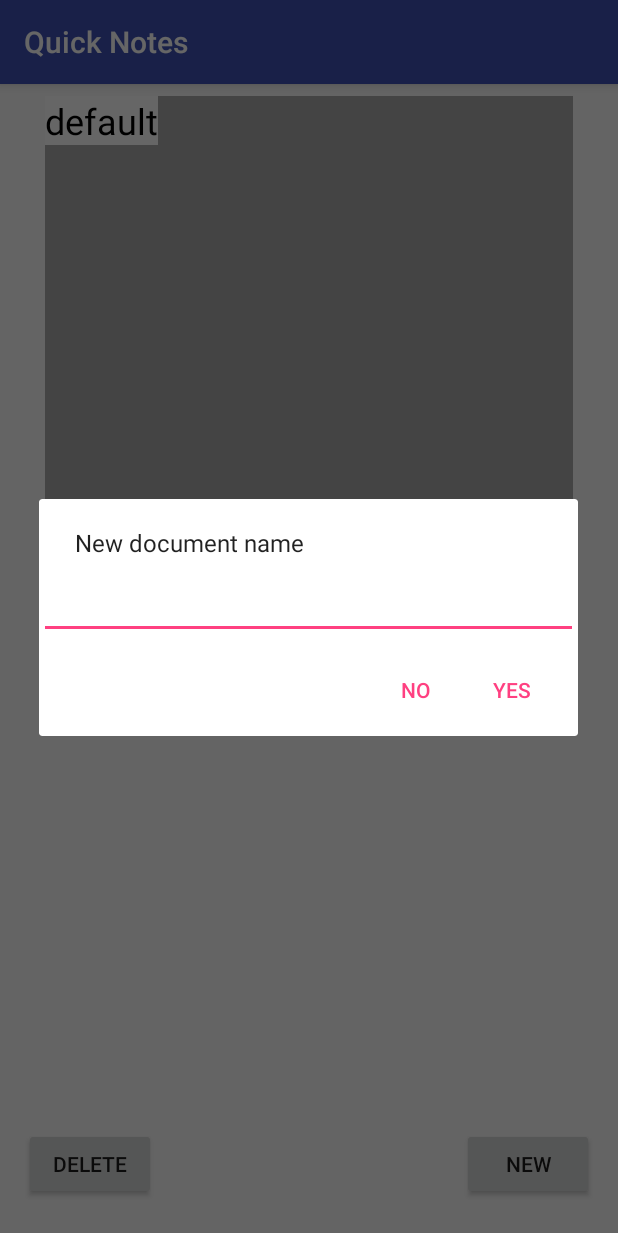
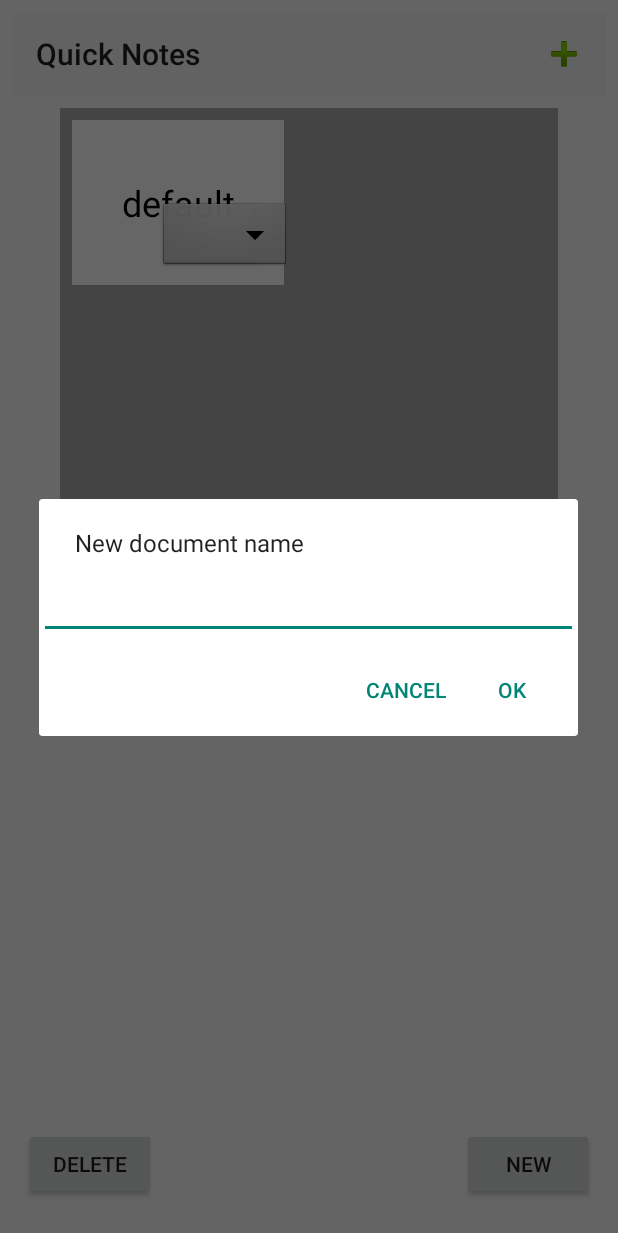
Before and after one commit to abrasabro/QuickNotes, an Android app: the screen it shows after launch (MenuActivity), after a tap on "NEW", on a phone screen of 412 x 824 dp. Shown: the top 1233 px of the screen. Run offline under Robolectric (Android 15) with nearby library versions, the phone set to English and light mode, and no system bars.

Commit message:
ui start

```diff
--- a/app/src/main/AndroidManifest.xml
+++ b/app/src/main/AndroidManifest.xml
@@ -8,7 +8,7 @@
         android:label="@string/app_name"
         android:roundIcon="@mipmap/ic_launcher_round"
         android:supportsRtl="true"
-        android:theme="@style/AppTheme">
+        android:theme="@style/Theme.AppCompat.Light.NoActionBar">
         <activity
             android:name=".MenuActivity"
             android:screenOrientation="portrait">
--- a/app/src/main/java/com/example/quicknotes/MenuActivity.java
+++ b/app/src/main/java/com/example/quicknotes/MenuActivity.java
@@ -5,13 +5,13 @@ import android.content.Context;
 import android.content.DialogInterface;
 import android.content.Intent;
 import android.content.SharedPreferences;
-import android.graphics.drawable.ColorDrawable;
 import android.support.v7.app.AlertDialog;
 import android.support.v7.app.AppCompatActivity;
 import android.os.Bundle;
-import android.util.AttributeSet;
-import android.util.Log;
+import android.support.v7.widget.Toolbar;
 import android.view.LayoutInflater;
+import android.view.Menu;
+import android.view.MenuItem;
 import android.view.View;
 import android.view.ViewGroup;
 import android.widget.BaseAdapter;
@@ -21,10 +21,13 @@ import android.widget.LinearLayout;
 import android.widget.TextView;
 import android.widget.Toast;
 
-import java.io.File;
+import org.json.JSONArray;
+
 import java.io.FileOutputStream;
 import java.util.ArrayList;
+import java.util.Collections;
 import java.util.HashSet;
+import java.util.List;
 import java.util.Set;
 
 import static android.view.View.FIND_VIEWS_WITH_CONTENT_DESCRIPTION;
@@ -40,13 +43,19 @@ public class MenuActivity extends AppCompatActivity {
     protected void onCreate(Bundle savedInstanceState) {
         super.onCreate(savedInstanceState);
         setContentView(R.layout.activity_menu);
+        Toolbar myToolbar = (Toolbar) findViewById(R.id.my_toolbar);
+        setSupportActionBar(myToolbar);
         mbDeleteMode = false;
         mSharedPref = getPreferences(Context.MODE_PRIVATE);
         mDocNamesSet = mSharedPref.getStringSet("filenames", new HashSet<String>());
         if(mDocNamesSet.isEmpty()) {
-            mDocNamesSet.add("default");
+            mDocNamesSet.add(getString(R.string.default_filename));
         }
-        String[] docNames = mDocNamesSet.toArray(new String[mDocNamesSet.size()]);
+        //put doc names in a List because Set is unordered
+        List<String> stringList = new ArrayList<String>();
+        stringList.addAll(mDocNamesSet);
+        Collections.sort(stringList);
+        String[] docNames = stringList.toArray(new String[stringList.size()]);
         mGridView = (GridView) findViewById(R.id.GridView);
         DocAdapter docAdapter = new DocAdapter(this, docNames);
         mGridView.setAdapter(docAdapter);
@@ -57,7 +66,7 @@ public class MenuActivity extends AppCompatActivity {
         private Context mContext;
         private LayoutInflater mInflater;
 
-        public DocAdapter(Context c, String[] filenames) {
+        DocAdapter(Context c, String[] filenames) {
             mContext = c;
             mDocs = filenames;
             mInflater = (LayoutInflater) mContext.getSystemService(Context.LAYOUT_INFLATER_SERVICE);
@@ -74,6 +83,7 @@ public class MenuActivity extends AppCompatActivity {
         public long getItemId(int position) {
             return 0;
         }
+
         public View getView(int position, View convertView, ViewGroup parent){
             if(convertView == null){
                 convertView = mInflater.inflate(R.layout.grid_square, parent, false);
@@ -83,72 +93,110 @@ public class MenuActivity extends AppCompatActivity {
         }
     }
 
-    public void TapGrid(View view){
+    public void tapGrid(View view){ //load the tapped document
         Intent intent = new Intent(this, TextActivity.class);
         intent.putExtra("docname", ((TextView) view.findViewById(R.id.filename)).getText().toString());
         startActivity(intent);
     }
 
-    public void AddDocument(View view){
-        ShowAlertDialogNew(view);
+    public void addDocument(final View view){
+        AlertDialog.Builder alertDialog = new AlertDialog.Builder(this);
+        alertDialog.setMessage(R.string.create_new_document);
 
+        final EditText input = new EditText(this);
+        LinearLayout.LayoutParams lp = new LinearLayout.LayoutParams(
+                LinearLayout.LayoutParams.MATCH_PARENT,
+                LinearLayout.LayoutParams.MATCH_PARENT);
+        input.setLayoutParams(lp);
+        alertDialog.setView(input);
+
+        alertDialog.setPositiveButton(R.string.ok,
+                new DialogInterface.OnClickListener() {
+                    public void onClick(DialogInterface dialog, int which) {
+                        String fileName = input.getText().toString();
+                        if(fileName.isEmpty())
+                            fileName = getString(R.string.default_filename);
+                        if(mDocNamesSet.contains(fileName)){//if there's a documen with the same name, append numbers to the end
+                            int c;
+                            for(c=1;mDocNamesSet.contains(fileName.concat(""+c));c++){
+                            }
+                            fileName = fileName.concat(""+c);
+                        }
+                        mDocNamesSet.add(fileName);
+                        SharedPreferences.Editor editor = mSharedPref.edit();
+                        editor.remove("filenames");//if I don't remove and commit first, it won't save to disk
+                        editor.commit();
+                        editor.putStringSet("filenames", mDocNamesSet);
+                        editor.commit();
+                        ((Activity)(findViewById(R.id.GridView)).getContext()).recreate();
+                    }
+                });
+
+        alertDialog.setNegativeButton(R.string.cancel,
+                new DialogInterface.OnClickListener() {
+                    public void onClick(DialogInterface dialog, int which) {
+                        dialog.cancel();
+                        ((Activity)(findViewById(R.id.GridView)).getContext()).recreate();
+                    }
+                });
+
+        alertDialog.show();
     }
 
-    public void Delete(View view){
+    public void delete(View view){
         View deleteButton = findViewById(R.id.deletebutton);
-        if(!mbDeleteMode) {
+        if(!mbDeleteMode) {//switch to delete mode
             ArrayList<View> views = new ArrayList<View>();
             mGridView.findViewsWithText(views, "gridmember", FIND_VIEWS_WITH_CONTENT_DESCRIPTION);
-            for (View c : views) {
+            for (View c : views) {//set the onclicklistener for all documents to open up a delete dialog
                 c.setOnClickListener(new View.OnClickListener() {
                     @Override
                     public void onClick(View view) {
-                        TapGridDelete(view);
+                        tapGridDelete(view);
                     }
                 });
             }
             deleteButton.setBackgroundColor(0x55FF0000);
-            deleteButton.invalidate();
+            deleteButton.invalidate();//force redrawing
             mbDeleteMode = true;
         }
-        else{
+        else{//switch out of delete mode
             ArrayList<View> views = new ArrayList<View>();
             mGridView.findViewsWithText(views, "gridmember", FIND_VIEWS_WITH_CONTENT_DESCRIPTION);
-            for (View c : views) {
+            for (View c : views) {//set the onclicklistener for all documents back to normal
                 c.setOnClickListener(new View.OnClickListener() {
                     @Override
                     public void onClick(View view) {
-                        TapGrid(view);
+                        tapGrid(view);
                     }
                 });
             }
             deleteButton.setBackgroundColor(0xD6D7D7);
-            deleteButton.invalidate();
+            deleteButton.invalidate();//force redrawing
             mbDeleteMode = false;
         }
     }
 
-    public void TapGridDelete(View view){
+    public void tapGridDelete(final View view){
         ArrayList<View> views = new ArrayList<View>();
         mGridView.findViewsWithText(views, "gridmember", FIND_VIEWS_WITH_CONTENT_DESCRIPTION);
-        for(View c : views){
+        for(View c : views){//set the onclicklistener for all documents back to normal
             c.setOnClickListener(new View.OnClickListener() {
                 @Override
                 public void onClick(View view) {
-                    TapGrid(view);
+                    tapGrid(view);
                 }
             });
         }
         findViewById(R.id.deletebutton).setBackgroundColor(0xD6D7D7);
-        showAlertDialogButtonClicked(view);
-    }
-    public void showAlertDialogButtonClicked(final View view) {
-        final String fileName = ((TextView) view.findViewById(R.id.filename)).getText().toString();
+        //get the filename associated with the button that was clicked
+        final String fileName = ((TextView) view).getText().toString();
         AlertDialog.Builder builder = new AlertDialog.Builder(this);
         builder.setMessage(getString(R.string.delete_confirmation, fileName));
         builder.setPositiveButton(R.string.ok, new DialogInterface.OnClickListener() {
-            public void onClick(DialogInterface dialog, int id) {
+            public void onClick(DialogInterface dialog, int which) {
                 FileOutputStream outputStream;
+                //empty the file then delete it
                 try{
                     outputStream = openFileOutput(fileName, Context.MODE_PRIVATE);
                     outputStream.write(0);
@@ -161,7 +209,7 @@ public class MenuActivity extends AppCompatActivity {
                 }
                 mDocNamesSet.remove(fileName);
                 SharedPreferences.Editor editor = mSharedPref.edit();
-                editor.remove("filenames");
+                editor.remove("filenames");//if I don't remove and commit first, it won't save to disk
                 editor.commit();
                 editor.putStringSet("filenames", mDocNamesSet);
                 editor.commit();
@@ -177,47 +225,25 @@ public class MenuActivity extends AppCompatActivity {
         dialog.show();
     }
 
-    private void ShowAlertDialogNew(final View view){
-        AlertDialog.Builder alertDialog = new AlertDialog.Builder(this);
-        alertDialog.setMessage("New document name");
+    @Override
+    public boolean onCreateOptionsMenu(Menu menu) {
+        getMenuInflater().inflate(R.menu.menu_main, menu);
+        return true;
+    }
 
-        final EditText input = new EditText(this);
-        LinearLayout.LayoutParams lp = new LinearLayout.LayoutParams(
-                LinearLayout.LayoutParams.MATCH_PARENT,
-                LinearLayout.LayoutParams.MATCH_PARENT);
-        input.setLayoutParams(lp);
-        alertDialog.setView(input);
+    @Override
+    public boolean onOptionsItemSelected(MenuItem item) {
+        switch (item.getItemId()) {
+            case R.id.action_new:
+                addDocument(null);
+                break;
+            default:
+                break;
+        }
+        return true;
+    }
 
-        alertDialog.setPositiveButton("YES",
-                new DialogInterface.OnClickListener() {
-                    public void onClick(DialogInterface dialog, int which) {
-                        String fileName = input.getText().toString();
-                        if(fileName.isEmpty())
-                            fileName = "default";
-                        if(mDocNamesSet.contains(fileName)){
-                            int c;
-                            for(c=1;mDocNamesSet.contains(fileName.concat(""+c));c++){
-                            }
-                            fileName = fileName.concat(""+c);
-                        }
-                        mDocNamesSet.add(fileName);
-                        SharedPreferences.Editor editor = mSharedPref.edit();
-                        editor.remove("filenames");
-                        editor.commit();
-                        editor.putStringSet("filenames", mDocNamesSet);
-                        editor.commit();
-                        ((Activity)view.getContext()).recreate();
-                    }
-                });
+    public void openBottomMenu(View view){
 
-        alertDialog.setNegativeButton("NO",
-                new DialogInterface.OnClickListener() {
-                    public void onClick(DialogInterface dialog, int which) {
-                        dialog.cancel();
-                        ((Activity)view.getContext()).recreate();
-                    }
-                });
-
-        alertDialog.show();
     }
 }
--- a/app/src/main/res/layout/activity_menu.xml
+++ b/app/src/main/res/layout/activity_menu.xml
@@ -6,24 +6,38 @@
     android:layout_height="match_parent"
     tools:context="com.example.quicknotes.MenuActivity">
 
+    <android.support.v7.widget.Toolbar
+        android:id="@+id/my_toolbar"
+        android:layout_width="match_parent"
+        android:layout_height="?attr/actionBarSize"
+        android:layout_marginEnd="8dp"
+        android:layout_marginStart="8dp"
+        android:layout_marginTop="8dp"
+        android:background="?attr/colorPrimary"
+        android:theme="@style/ThemeOverlay.AppCompat.ActionBar"
+        app:layout_constraintEnd_toEndOf="parent"
+        app:layout_constraintStart_toStartOf="parent"
+        app:layout_constraintTop_toTopOf="parent"
+        app:popupTheme="@style/ThemeOverlay.AppCompat.Light" />
+
     <GridView
         android:id="@+id/GridView"
-        android:layout_width="352dp"
-        android:layout_height="415dp"
+        android:layout_width="332dp"
+        android:layout_height="398dp"
         android:layout_marginEnd="8dp"
         android:layout_marginStart="8dp"
         android:layout_marginTop="8dp"
         android:background="@android:color/darker_gray"
         android:columnWidth="90dp"
         android:gravity="center"
-        android:horizontalSpacing="10dp"
-        android:numColumns="auto_fit"
+        android:horizontalSpacing="8dp"
+        android:numColumns="2"
         android:stretchMode="columnWidth"
-        android:verticalSpacing="10dp"
+        android:verticalSpacing="8dp"
         android:visibility="visible"
         app:layout_constraintEnd_toEndOf="parent"
         app:layout_constraintStart_toStartOf="parent"
-        app:layout_constraintTop_toTopOf="parent" />
+        app:layout_constraintTop_toBottomOf="@+id/my_toolbar" />
 
     <Button
         android:id="@+id/addbutton"
@@ -32,7 +46,7 @@
         android:layout_marginBottom="24dp"
         android:layout_marginEnd="16dp"
         android:layout_marginTop="8dp"
-        android:onClick="AddDocument"
+        android:onClick="addDocument"
         android:text="New"
         app:layout_constraintBottom_toBottomOf="parent"
         app:layout_constraintEnd_toEndOf="parent"
@@ -48,5 +62,5 @@
         android:text="Delete"
         app:layout_constraintBottom_toBottomOf="parent"
         app:layout_constraintStart_toStartOf="parent"
-        android:onClick="Delete"/>
+        android:onClick="delete"/>
 </android.support.constraint.ConstraintLayout>
--- a/app/src/main/res/layout/grid_square.xml
+++ b/app/src/main/res/layout/grid_square.xml
@@ -1,20 +1,35 @@
 <?xml version="1.0" encoding="utf-8"?>
 <android.support.constraint.ConstraintLayout
     xmlns:android="http://schemas.android.com/apk/res/android"
+    xmlns:app="http://schemas.android.com/apk/res-auto"
     xmlns:tools="http://schemas.android.com/tools"
     android:layout_width="match_parent"
     android:layout_height="match_parent">
 
     <TextView
         android:id="@+id/filename"
-        android:layout_width="wrap_content"
-        android:layout_height="wrap_content"
+        android:layout_width="141dp"
+        android:layout_height="110dp"
+        android:layout_marginStart="8dp"
+        android:layout_marginTop="8dp"
         android:background="@android:color/background_light"
+        android:contentDescription="gridmember"
+        android:onClick="tapGrid"
         android:text="Uninitialized"
         android:textColor="@android:color/black"
         android:textSize="24sp"
-        tools:layout_editor_absoluteX="86dp"
-        tools:layout_editor_absoluteY="84dp"
-        android:contentDescription="gridmember"
-        android:onClick="TapGrid"/>
+        android:gravity="center"
+        app:layout_constraintStart_toStartOf="parent"
+        app:layout_constraintTop_toTopOf="parent" />
+
+    <Button
+        android:id="@+id/button"
+        android:layout_width="wrap_content"
+        android:layout_height="wrap_content"
+        android:layout_marginBottom="8dp"
+        android:layout_marginEnd="8dp"
+        android:background="@android:drawable/btn_dropdown"
+        android:onClick="openBottomMenu"
+        app:layout_constraintBottom_toBottomOf="parent"
+        app:layout_constraintEnd_toEndOf="parent" />
 </android.support.constraint.ConstraintLayout>
--- /dev/null
+++ b/app/src/main/res/layout/testactivity.xml
@@ -0,0 +1,6 @@
+<?xml version="1.0" encoding="utf-8"?>
+<android.support.constraint.ConstraintLayout
+    xmlns:android="http://schemas.android.com/apk/res/android" android:layout_width="match_parent"
+    android:layout_height="match_parent">
+
+</android.support.constraint.ConstraintLayout>
--- /dev/null
+++ b/app/src/main/res/menu/menu_main.xml
@@ -0,0 +1,10 @@
+<?xml version="1.0" encoding="utf-8"?>
+<menu xmlns:app="http://schemas.android.com/apk/res-auto"
+    xmlns:android="http://schemas.android.com/apk/res/android">
+
+    <item
+        android:id="@+id/action_new"
+        android:icon="@android:drawable/ic_input_add"
+        android:title="@string/ok"
+        app:showAsAction="always" />
+</menu>
--- a/app/src/main/res/values/strings.xml
+++ b/app/src/main/res/values/strings.xml
@@ -7,4 +7,6 @@
     <string name="ok">OK</string>
     <string name="cancel">Cancel</string>
     <string name="delete_confirmation">Are you sure you want to delete %1$s?</string>
+    <string name="create_new_document">New document name</string>
+    <string name="default_filename">default</string>
 </resources>
```
Also changed, not shown: app/src/main/java/com/example/quicknotes/TextActivity.java (+16 -16 lines), app/src/main/res/layout/activity_text.xml (+18 -30 lines), app/src/main/res/layout/menu_bottom.xml (added, +40 -0 lines).
